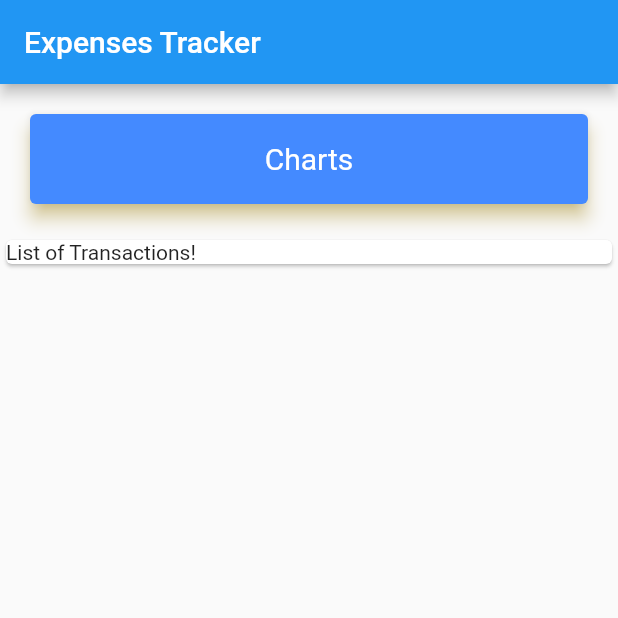
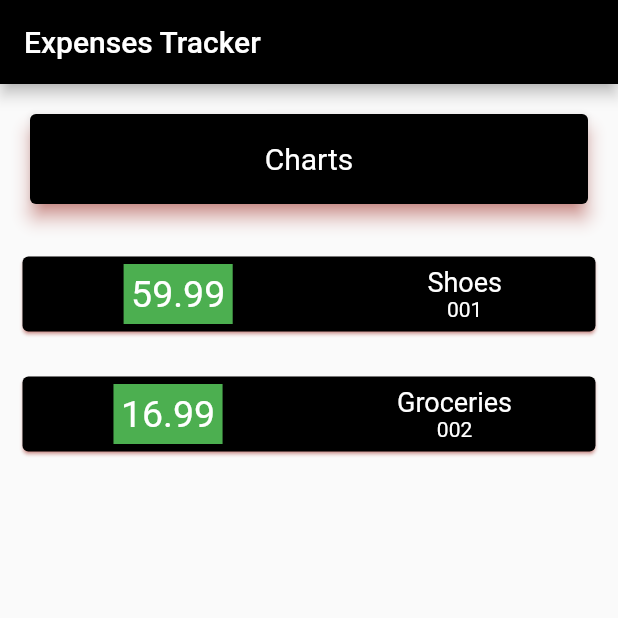
Before and after one commit to ChitrangGoyani/FlutterPersonalExpenses, a Flutter app: the screen it shows after launch, on a phone screen of 412 x 824 dp, the top half of it. Run offline on Flutter 3.47's test engine with Material 2 defaults, Android fonts, the phone set to English and light mode, and no system bars.

Commit message:
Added v0.1 Styling and Transaction display

```diff
--- a/lib/main.dart
+++ b/lib/main.dart
@@ -1,4 +1,5 @@
 import 'package:flutter/material.dart';
+import './transactions.dart';
 
 void main() => runApp(PEApp());
 
@@ -11,11 +12,27 @@ class PEApp extends StatelessWidget {
 class PEHomePage extends StatelessWidget {
   @override
   Widget build(BuildContext context) {
+    final List<Transaction> transactions = [
+      Transaction(
+        id: '001',
+        name: 'Shoes',
+        amt: 59.99,
+        date: DateTime.now(),
+      ),
+      Transaction(
+        id: '002',
+        name: 'Groceries',
+        amt: 16.99,
+        date: DateTime.now(),
+      )
+    ];
     return Scaffold(
       appBar: AppBar(
+        backgroundColor: Colors.black,
         title: Text('Expenses Tracker'),
       ),
       body: Column(
+        crossAxisAlignment: CrossAxisAlignment.center,
         children: <Widget>[
           Container(
             width: double.infinity,
@@ -23,12 +40,11 @@ class PEHomePage extends StatelessWidget {
             child: Padding(
               padding: const EdgeInsets.all(10.0),
               child: Card(
-                color: Colors.blueAccent,
+                color: Colors.black,
                 elevation: 5,
                 margin: EdgeInsets.all(10),
-                shadowColor: Colors.amberAccent,
-                child: Padding(
-                  padding: const EdgeInsets.all(18.0),
+                shadowColor: Colors.red,
+                child: Center(
                   child: Text(
                     'Charts',
                     textAlign: TextAlign.center,
@@ -38,11 +54,54 @@ class PEHomePage extends StatelessWidget {
               ),
             ),
           ),
-          Container(
-              width: double.infinity,
-              child: Card(
-                child: Text('List of Transactions!'),
-              )),
+          Column(
+            crossAxisAlignment: CrossAxisAlignment.center,
+            children: transactions.map((tx) {
+              return Container(
+                  width: double.infinity,
+                  height: 80,
+                  child: Padding(
+                    padding: const EdgeInsets.all(10.0),
+                    child: Card(
+                      color: Colors.black,
+                      shadowColor: Colors.red,
+                      margin: EdgeInsets.all(5),
+                      child: Row(
+                          mainAxisAlignment: MainAxisAlignment.spaceAround,
+                          children: <Widget>[
+                        Container(
+                          color: Colors.green,
+                          margin: EdgeInsets.all(5),
+                          padding: EdgeInsets.all(5),
+                          alignment: Alignment.centerLeft,
+                          child: Text(
+                            tx.amt.toString(),
+                            textAlign: TextAlign.center,
+                            style: TextStyle(color: Colors.white, fontSize: 25),
+                          ),
+                        ),
+                        Column(
+                          mainAxisAlignment: MainAxisAlignment.center,
+                          crossAxisAlignment: CrossAxisAlignment.center,
+                          children: <Widget>[
+                            Container(
+                              child: Text(
+                                tx.name,
+                                textAlign: TextAlign.center,
+                                style: TextStyle(color: Colors.white, fontSize: 18),
+                              ),
+                            ),
+                            Container(
+                                child: Text(tx.id,
+                                    textAlign: TextAlign.center,
+                                    style: TextStyle(color: Colors.white)))
+                          ],
+                        )
+                      ]),
+                    ),
+                  ));
+            }).toList(),
+          )
         ],
       ),
     );
--- /dev/null
+++ b/lib/transactions.dart
@@ -0,0 +1,8 @@
+import 'package:flutter/foundation.dart';
+class Transaction {
+   final String id;
+  final String name;
+  final double amt;
+   final DateTime date;
+  Transaction({@required this.id,@required  this.name,@required  this.amt,@required  this.date});
+}
```
